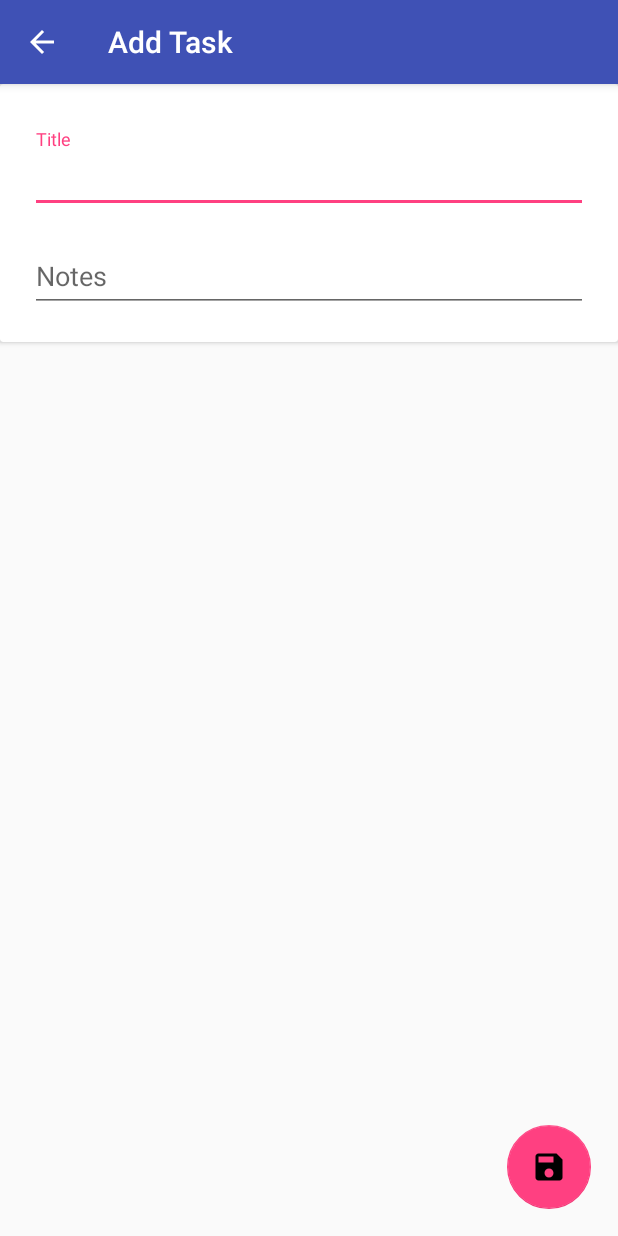
After one commit to coenond/MAD-W7_Bucketlist, an Android app: the AddTaskActivity screen opened directly, with no data from a screen before it, on a phone screen of 412 x 824 dp. The commit adds this screen. Run offline under Robolectric (Android 15) with nearby library versions, the phone set to English and light mode, and no system bars; our stand-ins replace Room's generated code; libraries missing offline, so code that uses them is left out: org.jetbrains.anko.

```diff
--- a/app/src/main/java/com/coen/mad_w7_bucketlist/db/TaskDatabase.kt
+++ b/app/src/main/java/com/coen/mad_w7_bucketlist/db/TaskDatabase.kt
@@ -24,7 +24,7 @@ abstract class TaskDatabase : RoomDatabase() {
                     if (taskDatabaseInstance == null) {
                         taskDatabaseInstance = Room.databaseBuilder(
                                 context.applicationContext,
-                                TaskDatabase::class.java, "tasks")
+                                TaskDatabase::class.java, "tasks_database")
                                 .build()
                     }
                 }
--- /dev/null
+++ b/app/src/main/java/com/coen/mad_w7_bucketlist/ui/AddTaskActivity.kt
@@ -0,0 +1,38 @@
+package com.coen.mad_w7_bucketlist.ui
+
+import android.annotation.SuppressLint
+import android.os.Bundle
+import android.support.v7.app.AppCompatActivity
+import com.coen.mad_w7_bucketlist.R
+import com.coen.mad_w7_bucketlist.db.TaskRepository
+import com.coen.mad_w7_bucketlist.model.Task
+import kotlinx.android.synthetic.main.activity_new_task.*
+
+class AddTaskActivity : AppCompatActivity() {
+
+    lateinit var repo: TaskRepository
+
+    override fun onCreate(savedInstanceState: Bundle?) {
+        super.onCreate(savedInstanceState)
+        setContentView(R.layout.activity_new_task)
+        supportActionBar?.setDisplayHomeAsUpEnabled(true)
+
+        repo = TaskRepository(this)
+
+        fab_submit.setOnClickListener {
+            onSubmit()
+        }
+    }
+
+    @SuppressLint("NewApi")
+    private fun onSubmit() {
+        val task = Task(
+                et_title.text.toString(),
+                et_description.text.toString(),
+                false
+        )
+
+        repo.insert(task)
+        finish()
+    }
+}
--- /dev/null
+++ b/app/src/main/res/drawable/ic_save_black_24dp.xml
@@ -0,0 +1,9 @@
+<vector xmlns:android="http://schemas.android.com/apk/res/android"
+        android:width="24dp"
+        android:height="24dp"
+        android:viewportWidth="24.0"
+        android:viewportHeight="24.0">
+    <path
+        android:fillColor="#FF000000"
+        android:pathData="M17,3L5,3c-1.11,0 -2,0.9 -2,2v14c0,1.1 0.89,2 2,2h14c1.1,0 2,-0.9 2,-2L21,7l-4,-4zM12,19c-1.66,0 -3,-1.34 -3,-3s1.34,-3 3,-3 3,1.34 3,3 -1.34,3 -3,3zM15,9L5,9L5,5h10v4z"/>
+</vector>
--- /dev/null
+++ b/app/src/main/res/layout/activity_new_task.xml
@@ -0,0 +1,77 @@
+<?xml version="1.0" encoding="utf-8"?>
+<android.support.constraint.ConstraintLayout xmlns:android="http://schemas.android.com/apk/res/android"
+    android:layout_width="match_parent"
+    android:layout_height="match_parent"
+    xmlns:app="http://schemas.android.com/apk/res-auto"
+    xmlns:tools="http://schemas.android.com/tools"
+    tools:context=".ui.MainActivity">
+
+    <android.support.v7.widget.CardView
+        android:layout_width="match_parent"
+        android:layout_height="wrap_content"
+        android:padding="10dp">
+
+        <android.support.constraint.ConstraintLayout
+            android:layout_width="match_parent"
+            android:layout_height="wrap_content"
+            android:padding="20dp">
+
+            <android.support.design.widget.TextInputLayout
+                android:id="@+id/til_title"
+                android:layout_width="match_parent"
+                android:layout_height="wrap_content"
+                android:paddingTop="10dp"
+                app:layout_constraintEnd_toEndOf="parent"
+                app:layout_constraintStart_toStartOf="parent"
+                app:layout_constraintTop_toTopOf="parent">
+
+                <android.support.design.widget.TextInputEditText
+                    android:id="@+id/et_title"
+                    android:layout_width="match_parent"
+                    android:layout_height="wrap_content"
+                    android:hint="Title"
+                    android:inputType="text" />
+
+            </android.support.design.widget.TextInputLayout>
+
+            <android.support.design.widget.TextInputLayout
+                android:id="@+id/til_description"
+                android:layout_width="match_parent"
+                android:layout_height="wrap_content"
+                android:paddingTop="10dp"
+                app:layout_constraintEnd_toEndOf="parent"
+                app:layout_constraintStart_toStartOf="parent"
+                app:layout_constraintTop_toBottomOf="@+id/til_title">
+
+                <android.support.design.widget.TextInputEditText
+                    android:id="@+id/et_description"
+                    android:layout_width="match_parent"
+                    android:layout_height="wrap_content"
+                    android:hint="Notes"
+                    android:inputType="text" />
+
+            </android.support.design.widget.TextInputLayout>
+
+        </android.support.constraint.ConstraintLayout>
+
+    </android.support.v7.widget.CardView>
+
+    <android.support.design.widget.CoordinatorLayout
+        android:id="@+id/cl_fab"
+        android:layout_width="match_parent"
+        android:layout_height="wrap_content"
+        app:layout_constraintBottom_toBottomOf="parent"
+        app:layout_constraintEnd_toEndOf="parent">
+
+        <android.support.design.widget.FloatingActionButton
+            android:id="@+id/fab_submit"
+            android:layout_width="wrap_content"
+            android:layout_height="wrap_content"
+            android:layout_gravity="end"
+            android:layout_margin="18dp"
+            android:src="@drawable/ic_save_black_24dp"
+            app:elevation="0dp" />
+
+    </android.support.design.widget.CoordinatorLayout>
+
+</android.support.constraint.ConstraintLayout>
--- a/build.gradle
+++ b/build.gradle
@@ -27,7 +27,6 @@ task clean(type: Delete) {
 }
 
 ext {
-    roomVersion = '1.1.1'
-    archLifecycleVersion = '1.1.1'
+    arch_components_version = '1.1.1'
     android_support_version = '28.0.0-rc02'
 }
```
Also changed, not shown: app/build.gradle (+22 -11 lines), app/src/main/AndroidManifest.xml (+8 -0 lines), app/src/main/java/com/coen/mad_w7_bucketlist/base/BaseActivity.kt (added, +28 -0 lines), app/src/main/java/com/coen/mad_w7_bucketlist/db/TaskRepository.kt (+6 -7 lines), app/src/main/java/com/coen/mad_w7_bucketlist/ui/MainActivity.kt (+40 -1 lines), app/src/main/java/com/coen/mad_w7_bucketlist/ui/TaskAdapter.kt (added, +47 -0 lines), app/src/main/java/com/coen/mad_w7_bucketlist/viewmodel/TaskViewModel.kt (+12 -10 lines), app/src/main/res/drawable/ic_add_black_24dp.xml (added, +9 -0 lines), app/src/main/res/layout/activity_main.xml (+39 -15 lines), app/src/main/res/layout/item_task.xml (added, +39 -0 lines).
